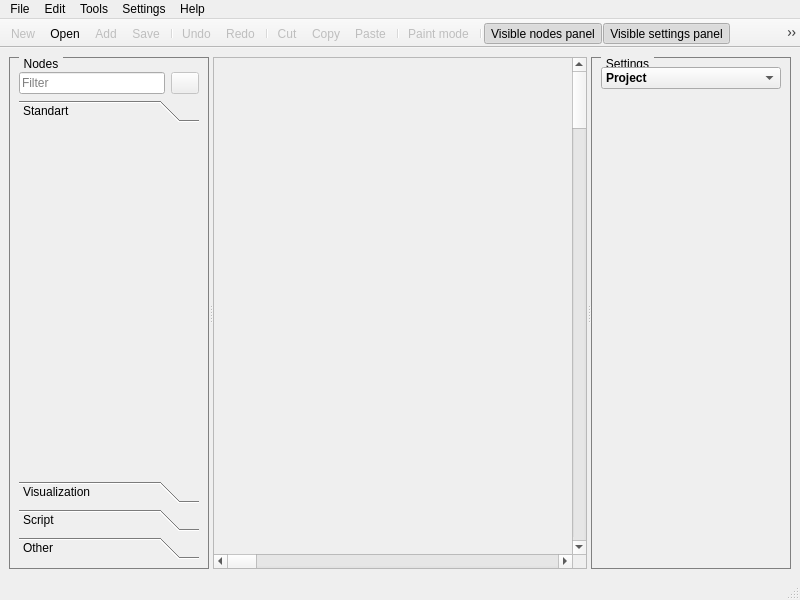
First picture: the form in main_window.ui, repository pimenov-and/ByteMachine, before the edit.
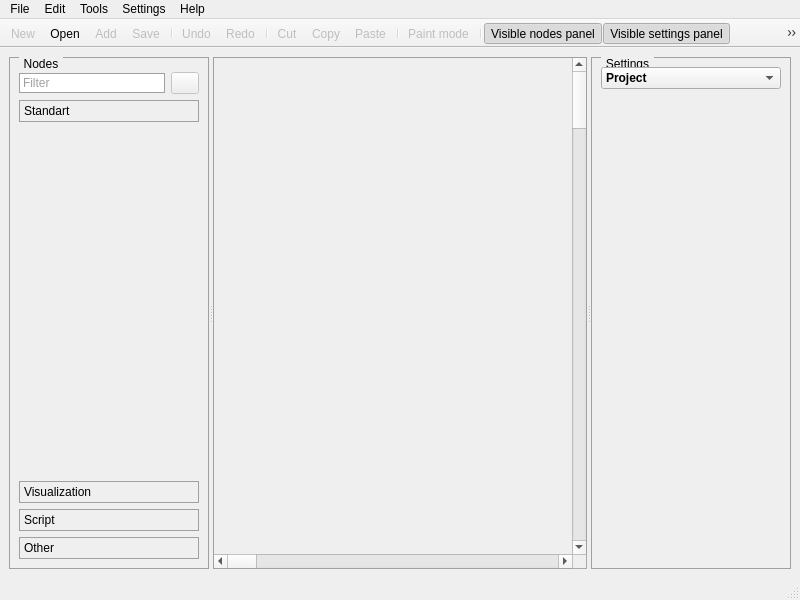
Second picture: the form after the edit. The open tabs and pages were chosen to show the change. Icons and pictures are not drawn. Custom widgets are drawn as their Qt base class.

What changed in the file:
```diff
--- a/main_window.ui
+++ b/main_window.ui
@@ -18,7 +18,7 @@
   </property>
   <property name="styleSheet">
    <string notr="true">QGroupBox {
-    border: 1px solid gray;
+    border: 1px solid rgb(160, 160, 160);
     margin-top: 0.5em;
 }
 
@@ -28,8 +28,8 @@
     padding: 0 3px 0 3px;
 }
 
-QScrollArea::scrollAreaDesigner_ {
-	border: 1px solid gray;
+#scrollAreaDesigner_ {
+	border: 1px solid rgb(160, 160, 160);
 }</string>
   </property>
   <widget class="QWidget" name="centralwidget">
@@ -67,7 +67,10 @@
              <enum>Qt::NoContextMenu</enum>
             </property>
             <property name="styleSheet">
-             <string notr="true">color: gray;</string>
+             <string notr="true">border: 1px solid rgb(160, 160, 160);
+padding: 1px;
+color: rgb(160, 160, 160);
+</string>
             </property>
             <property name="text">
              <string>Filter</string>
@@ -116,6 +119,11 @@
           <property name="autoFillBackground">
            <bool>false</bool>
           </property>
+          <property name="styleSheet">
+           <string notr="true">QToolBox::tab {
+	border: 1px solid rgb(160, 160, 160);
+}</string>
+          </property>
           <property name="currentIndex">
            <number>2</number>
           </property>
@@ -198,6 +206,9 @@
          <verstretch>0</verstretch>
         </sizepolicy>
        </property>
+       <property name="styleSheet">
+        <string notr="true"/>
+       </property>
        <property name="frameShadow">
         <enum>QFrame::Plain</enum>
        </property>
```
Left out of the diff: 2 changed lines with no effect on the pictures.
